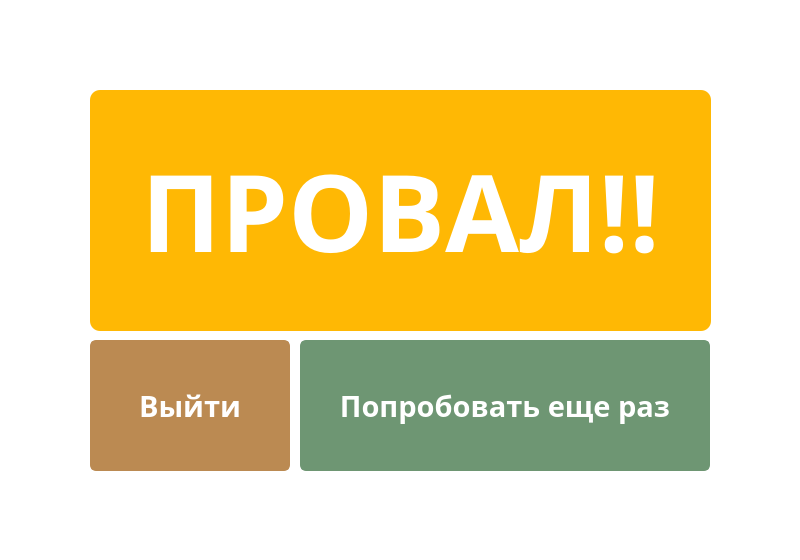
Before: the Qt Designer form ui/FailureWindow.ui in den4ik2975/courseWork, drawn with Qt 5.
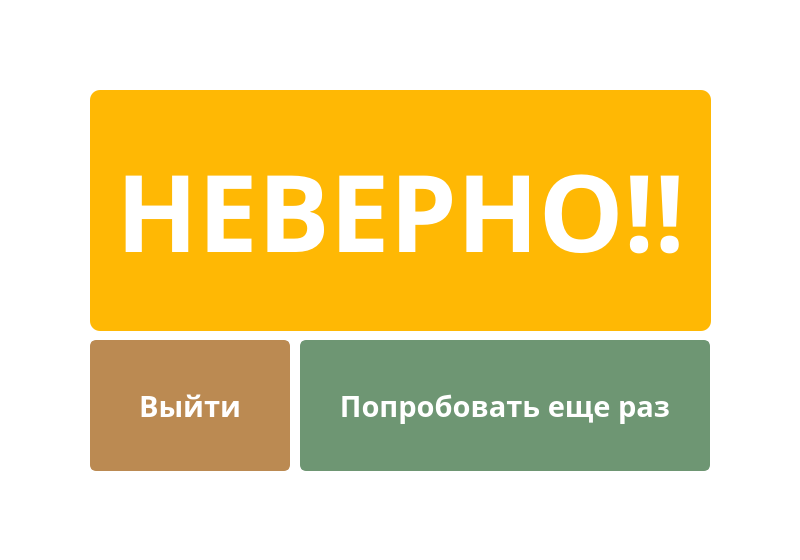
After: the same form once the commit is applied. Icons and pictures are not drawn.

```diff
--- a/ui/FailureWindow.ui
+++ b/ui/FailureWindow.ui
@@ -130,7 +130,7 @@
 border-radius: 10px;</string>
    </property>
    <property name="text">
-    <string>ПРОВАЛ!!</string>
+    <string>НЕВЕРНО!!</string>
    </property>
    <property name="alignment">
     <set>Qt::AlignCenter</set>
```
